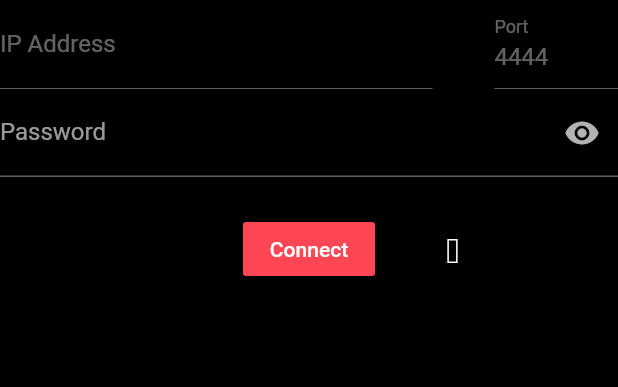
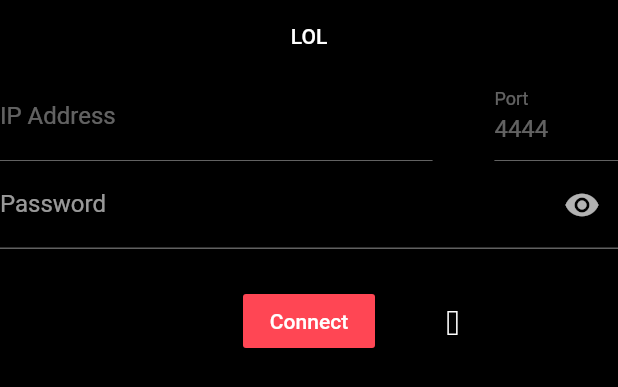
Before and after one commit to Seven-112/obs_blade, a Flutter app: the ConnectForm widget shown alone on an empty page, opened directly, on a phone screen of 412 x 824 dp. Shown: the top 387 px of the screen. Run offline on Flutter 3.47's test engine with Material 2 defaults, Android fonts, the phone set to English and light mode, and no system bars; our stand-ins replace after_layout, carousel_slider, connectivity, flutter_mobx, hive, hive_flutter and 1 more; missing offline and left inert: flutter_mobx_helpers, tcp_scanner; accounts and stored records are empty; generated files the repository leaves out were written again.

```diff
--- a/lib/app.dart
+++ b/lib/app.dart
@@ -24,7 +24,7 @@ class App extends StatelessWidget {
       ],
       child: MaterialApp(
         theme: ThemeData.dark().copyWith(
-          accentColor: const Color(0xffb777ff),
+          accentColor: CupertinoColors.systemBlue, // const Color(0xffb777ff),
           backgroundColor: const Color(0xff101823),
           scaffoldBackgroundColor: Colors.black, //const Color(0xff181818),
           canvasColor: const Color(0xff101823),
@@ -40,6 +40,7 @@ class App extends StatelessWidget {
             textTheme: CupertinoTextThemeData(
               primaryColor: Colors.white,
             ),
+            primaryColor: CupertinoColors.systemBlue,
           ),
         ),
         initialRoute: AppRoutingKeys.LANDING.route,
--- a/lib/stores/views/landing.dart
+++ b/lib/stores/views/landing.dart
@@ -18,8 +18,13 @@ abstract class _LandingStore with Store {
   bool refreshable = false;
   @observable
   bool manualMode = false;
+  @observable
+  bool isCool = false;
 
   Connection typedInConnection = Connection('', 4444, '');
+
+  @action
+  void toggleIsCool() => this.isCool = !this.isCool;
 
   @action
   void setAutodiscoverPort(String autodiscoverPort) =>
--- a/lib/views/landing/widgets/connect_form/connect_form.dart
+++ b/lib/views/landing/widgets/connect_form/connect_form.dart
@@ -49,6 +49,8 @@ class _ConnectFormState extends State<ConnectForm> {
       key: _formKey,
       child: Column(
         children: <Widget>[
+          FlatButton(
+              onPressed: () => landingStore.toggleIsCool(), child: Text('LOL')),
           Row(
             crossAxisAlignment: CrossAxisAlignment.start,
             children: <Widget>[
@@ -89,7 +91,6 @@ class _ConnectFormState extends State<ConnectForm> {
             stream: _connectResponse.stream,
             builder: (context, snapshot) => StatefulBuilder(
               builder: (context, innerState) => TextFormField(
-                key: Key('error'),
                 controller: _pw,
                 onChanged: (pw) => widget.saveCredentials
                     ? landingStore.typedInConnection.pw = pw
```
Also changed, not shown: lib/views/landing/landing.dart (+5 -2 lines), lib/models/connection.g.dart, lib/stores/views/landing.g.dart.
